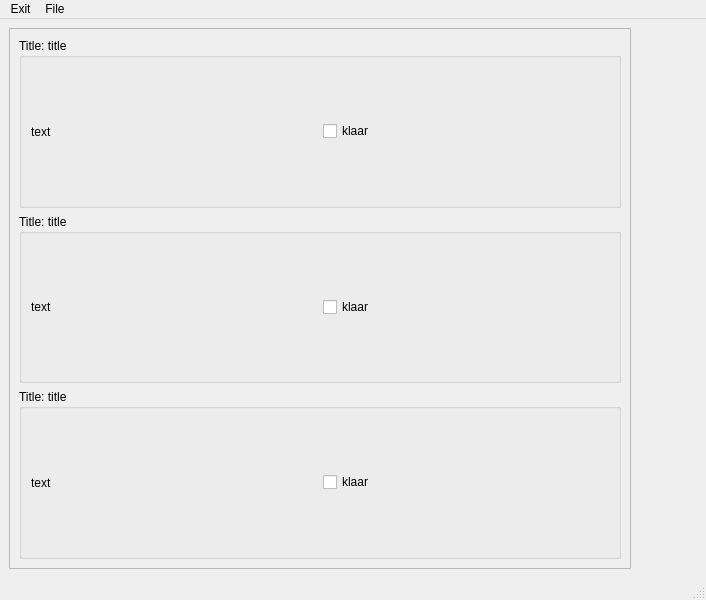
Qt form mainwindow.ui (heyjoren/Cross-Development_QT_Project) before a commit.
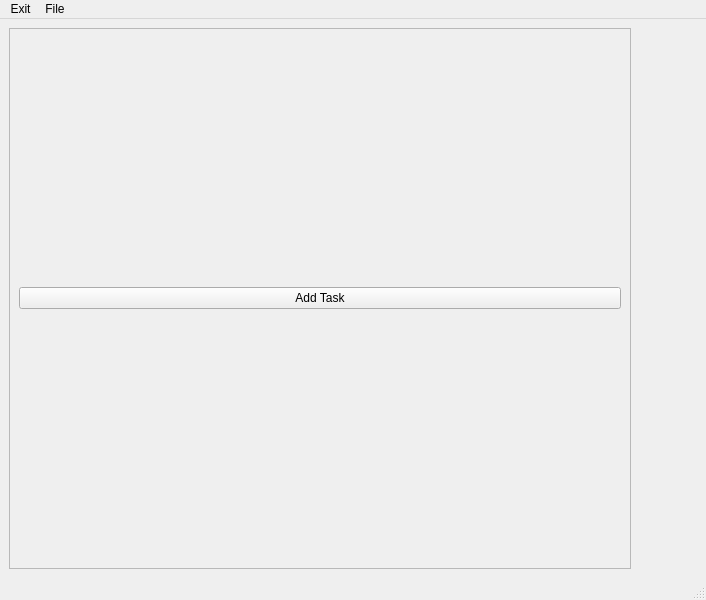
The same form after that commit. Custom widgets are drawn as their Qt base class.

```diff
--- a/mainwindow.ui
+++ b/mainwindow.ui
@@ -31,72 +31,10 @@
        </property>
        <layout class="QVBoxLayout" name="verticalLayout">
         <item>
-         <widget class="QGroupBox" name="groupBox">
-          <property name="title">
-           <string>Title: title</string>
+         <widget class="QPushButton" name="pbAddTask">
+          <property name="text">
+           <string>Add Task</string>
           </property>
-          <layout class="QHBoxLayout" name="horizontalLayout_2">
-           <item>
-            <widget class="QLabel" name="label">
-             <property name="text">
-              <string>text</string>
-             </property>
-            </widget>
-           </item>
-           <item>
-            <widget class="QCheckBox" name="checkBox">
-             <property name="text">
-              <string>klaar</string>
-             </property>
-            </widget>
-           </item>
-          </layout>
-         </widget>
-        </item>
-        <item>
-         <widget class="QGroupBox" name="groupBox_2">
-          <property name="title">
-           <string>Title: title</string>
-          </property>
-          <layout class="QHBoxLayout" name="horizontalLayout_3">
-           <item>
-            <widget class="QLabel" name="label_2">
-             <property name="text">
-              <string>text</string>
-             </property>
-            </widget>
-           </item>
-           <item>
-            <widget class="QCheckBox" name="checkBox_2">
-             <property name="text">
-              <string>klaar</string>
-             </property>
-            </widget>
-           </item>
-          </layout>
-         </widget>
-        </item>
-        <item>
-         <widget class="QGroupBox" name="groupBox_3">
-          <property name="title">
-           <string>Title: title</string>
-          </property>
-          <layout class="QHBoxLayout" name="horizontalLayout_4">
-           <item>
-            <widget class="QLabel" name="label_4">
-             <property name="text">
-              <string>text</string>
-             </property>
-            </widget>
-           </item>
-           <item>
-            <widget class="QCheckBox" name="checkBox_4">
-             <property name="text">
-              <string>klaar</string>
-             </property>
-            </widget>
-           </item>
-          </layout>
          </widget>
         </item>
        </layout>
```
Left out of the diff: 4 changed lines with no effect on the pictures.
